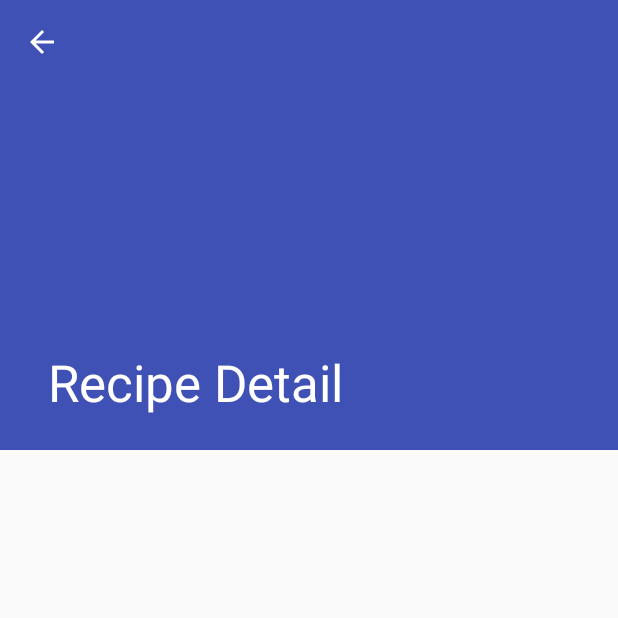
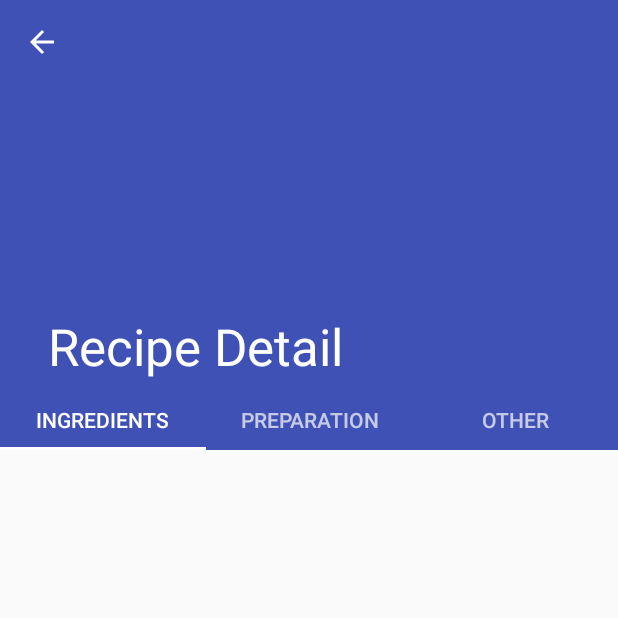
Before and after one commit to thomalexandre/RecettesMamieMone, an Android app: the RecipeDetailActivity screen opened directly, with no data from a screen before it, on a phone screen of 412 x 824 dp, the top half of it. Run offline under Robolectric (Android 15) with nearby library versions, the phone set to English and light mode, and no system bars; 2 statements that could not run were skipped.

Commit message:
Add view pager with tab bar for recipe details activity

```diff
--- a/Android/app/src/main/java/com/github/maksadavid/recettesmamiemone/activity/RecipeDetailActivity.java
+++ b/Android/app/src/main/java/com/github/maksadavid/recettesmamiemone/activity/RecipeDetailActivity.java
@@ -1,8 +1,16 @@
 package com.github.maksadavid.recettesmamiemone.activity;
 
+import android.app.Activity;
 import android.content.Intent;
 import android.os.Bundle;
+import android.support.design.widget.CollapsingToolbarLayout;
+import android.support.design.widget.TabLayout;
+import android.support.v4.app.Fragment;
+import android.support.v4.app.FragmentManager;
+import android.support.v4.app.FragmentPagerAdapter;
 import android.support.v4.app.NavUtils;
+import android.support.v4.view.ViewPager;
+import android.support.v4.widget.NestedScrollView;
 import android.support.v7.app.ActionBar;
 import android.support.v7.app.AppCompatActivity;
 import android.support.v7.widget.Toolbar;
@@ -14,6 +22,8 @@ import com.github.maksadavid.recettesmamiemone.fragment.RecipeDetailFragment;
 import com.github.maksadavid.recettesmamiemone.model.Recipe;
 import com.github.maksadavid.recettesmamiemone.service.ServiceHolder;
 
+import java.util.ArrayList;
+
 /**
  * An activity representing a single Recipe detail screen. This
  * activity is only used narrow width devices. On tablet-size devices,
@@ -23,8 +33,6 @@ import com.github.maksadavid.recettesmamiemone.service.ServiceHolder;
 
 public class RecipeDetailActivity extends AppCompatActivity {
 
-    private ImageView headerImageView;
-
     @Override
     protected void onCreate(Bundle savedInstanceState) {
         super.onCreate(savedInstanceState);
@@ -32,11 +40,16 @@ public class RecipeDetailActivity extends AppCompatActivity {
         Toolbar toolbar = (Toolbar) findViewById(R.id.detail_toolbar);
         setSupportActionBar(toolbar);
 
-        headerImageView = (ImageView) findViewById(R.id.header_image_view);
+        ImageView headerImageView = (ImageView) findViewById(R.id.header_image_view);
+        assert (headerImageView != null);
 
         if (getIntent().getExtras().containsKey(RecipeDetailFragment.ARG_RECIPE)) {
             Recipe recipe = (Recipe) getIntent().getExtras().getSerializable(RecipeDetailFragment.ARG_RECIPE);
             ServiceHolder.recipeService.loadImageForRecipe(this, recipe, headerImageView);
+            CollapsingToolbarLayout appBarLayout = (CollapsingToolbarLayout) findViewById(R.id.toolbar_layout);
+            if (appBarLayout != null) {
+                appBarLayout.setTitle(recipe.getTitle());
+            }
         }
 
         // Show the Up button in the action bar.
@@ -45,15 +58,25 @@ public class RecipeDetailActivity extends AppCompatActivity {
             actionBar.setDisplayHomeAsUpEnabled(true);
         }
 
-        if (savedInstanceState == null) {
-            // Create the detail fragment and add it to the activity
-            // using a fragment transaction.
+        ViewPager viewPager = (ViewPager) findViewById(R.id.view_pager);
+        assert (viewPager != null);
+
+        TabLayout tabLayout = (TabLayout) findViewById(R.id.tab_layout);
+        assert (tabLayout != null);
+
+        NestedScrollView scrollView = (NestedScrollView) findViewById(R.id.nested_scrollview);
+        scrollView.setFillViewport(true);
+        tabLayout.setupWithViewPager(viewPager);
+        ViewPagerAdapter adapter = new ViewPagerAdapter(getSupportFragmentManager());
+
+        String[] fragmentTitles = getResources().getStringArray(R.array.recipe_detail_fragment_titles);
+        for (String title : fragmentTitles) {
             RecipeDetailFragment fragment = new RecipeDetailFragment();
             fragment.setArguments(getIntent().getExtras());
-            getSupportFragmentManager().beginTransaction()
-                    .add(R.id.recipe_detail_container, fragment)
-                    .commit();
+            adapter.addFragment(fragment, title);
         }
+
+        viewPager.setAdapter(adapter);
     }
 
     @Override
@@ -65,4 +88,29 @@ public class RecipeDetailActivity extends AppCompatActivity {
         }
         return super.onOptionsItemSelected(item);
     }
+
+    static class ViewPagerAdapter extends FragmentPagerAdapter {
+        private final ArrayList<Fragment> fragments = new ArrayList<>();
+        private final ArrayList<String> fragmentTitles = new ArrayList<>();
+        public ViewPagerAdapter(FragmentManager manager) {
+            super(manager);
+        }
+        public void addFragment(Fragment fragment, String title) {
+            fragments.add(fragment);
+            fragmentTitles.add(title);
+        }
+        @Override
+        public Fragment getItem(int position) {
+            return fragments.get(position);
+        }
+        @Override
+        public int getCount() {
+            return fragments.size();
+        }
+        @Override
+        public CharSequence getPageTitle(int position) {
+            return fragmentTitles.get(position);
+        }
+
+    }
 }
--- a/Android/app/src/main/java/com/github/maksadavid/recettesmamiemone/fragment/RecipeDetailFragment.java
+++ b/Android/app/src/main/java/com/github/maksadavid/recettesmamiemone/fragment/RecipeDetailFragment.java
@@ -15,8 +15,6 @@ import com.github.maksadavid.recettesmamiemone.activity.RecipeListActivity;
 import com.github.maksadavid.recettesmamiemone.model.Recipe;
 import com.github.maksadavid.recettesmamiemone.service.ServiceHolder;
 import com.github.maksadavid.recettesmamiemone.util.Callback;
-
-import org.w3c.dom.Text;
 
 /**
  * A fragment representing a single Recipe detail screen.
@@ -40,11 +38,6 @@ public class RecipeDetailFragment extends Fragment {
 
         if (getArguments().containsKey(ARG_RECIPE)) {
             recipe = (Recipe) getArguments().getSerializable(ARG_RECIPE);
-            Activity activity = this.getActivity();
-            CollapsingToolbarLayout appBarLayout = (CollapsingToolbarLayout) activity.findViewById(R.id.toolbar_layout);
-            if (appBarLayout != null) {
-                appBarLayout.setTitle(recipe.getTitle());
-            }
         }
     }
 
--- a/Android/app/src/main/res/layout/activity_recipe_detail.xml
+++ b/Android/app/src/main/res/layout/activity_recipe_detail.xml
@@ -21,7 +21,8 @@
             android:fitsSystemWindows="true"
             app:contentScrim="?attr/colorPrimary"
             app:layout_scrollFlags="scroll|exitUntilCollapsed"
-            app:toolbarId="@+id/toolbar">
+            app:toolbarId="@+id/toolbar"
+            app:expandedTitleMarginBottom="?attr/actionBarSize">
 
             <ImageView
                 android:id="@+id/header_image_view"
@@ -37,17 +38,31 @@
                 android:layout_height="?attr/actionBarSize"
                 app:layout_collapseMode="pin"
                 app:popupTheme="@style/ThemeOverlay.AppCompat.Light"
-                android:gravity="top"/>
+                android:gravity="top"
+                android:layout_marginBottom="@dimen/tab_bar_height"/>
 
+            <android.support.design.widget.TabLayout
+                android:id="@+id/tab_layout"
+                android:layout_width="match_parent"
+                android:layout_height="@dimen/tab_bar_height"
+                android:layout_gravity="bottom"
+                app:tabIndicatorColor="@android:color/white"
+                app:layout_collapseMode="none" />
 
         </android.support.design.widget.CollapsingToolbarLayout>
 
     </android.support.design.widget.AppBarLayout>
 
     <android.support.v4.widget.NestedScrollView
-        android:id="@+id/recipe_detail_container"
+        android:id="@+id/nested_scrollview"
         android:layout_width="match_parent"
         android:layout_height="match_parent"
-        app:layout_behavior="@string/appbar_scrolling_view_behavior" />
+        app:layout_behavior="@string/appbar_scrolling_view_behavior">
+
+        <android.support.v4.view.ViewPager
+            android:id="@+id/view_pager"
+            android:layout_width="match_parent"
+            android:layout_height="match_parent" />
+    </android.support.v4.widget.NestedScrollView>
 
 </android.support.design.widget.CoordinatorLayout>
--- a/Android/app/src/main/res/values/dimens.xml
+++ b/Android/app/src/main/res/values/dimens.xml
@@ -5,4 +5,5 @@
     <dimen name="text_margin">16dp</dimen>
     <dimen name="recipe_list_text_background_height">50dp</dimen>
     <dimen name="recipe_list_card_margin">6dp</dimen>
+    <dimen name="tab_bar_height">40dp</dimen>
 </resources>
--- a/Android/app/src/main/res/values/strings.xml
+++ b/Android/app/src/main/res/values/strings.xml
@@ -2,4 +2,10 @@
     <string name="app_name">RecettesMamieMone</string>
     <string name="title_recipe_detail">Recipe Detail</string>
     <string name="splash_loading_text">Loading ...</string>
+
+    <string-array name="recipe_detail_fragment_titles">
+        <item>Ingredients</item>
+        <item>Preparation</item>
+        <item>Other</item>
+    </string-array>
 </resources>
```
